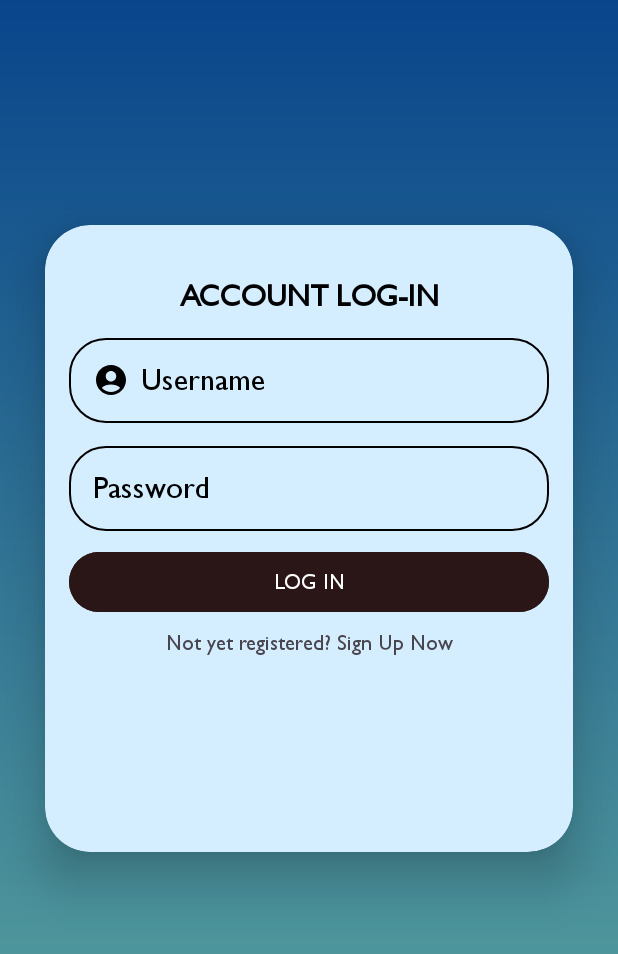
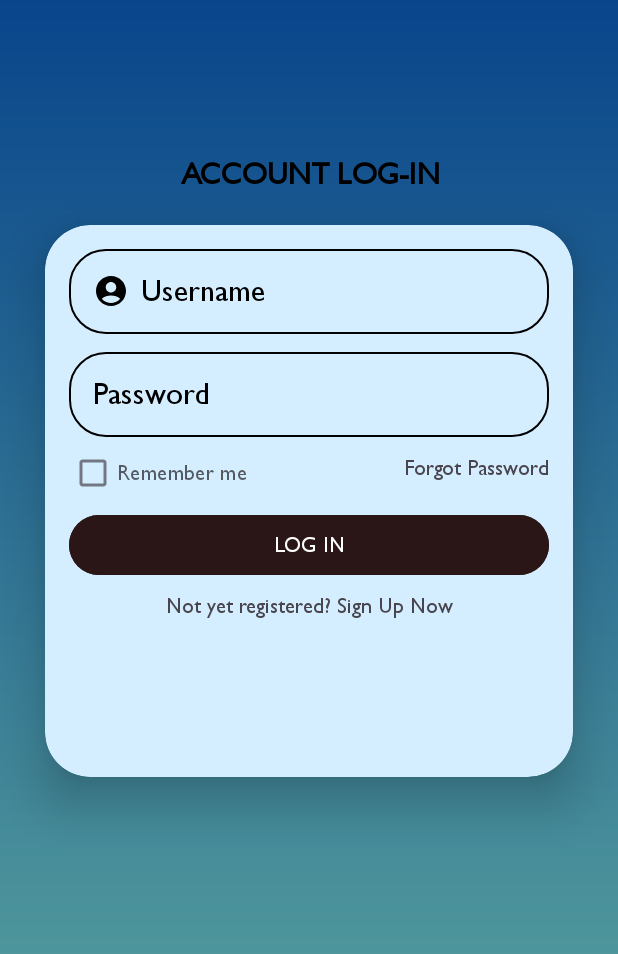
Before and after one commit to rhyzeline-macapagal/PONDMATEv1, an Android app: the login screen opened directly, with no data from a screen before it, on a phone screen of 412 x 824 dp, the part 84-1038 px from its top. Run offline under Robolectric (Android 15) with nearby library versions, the light colour scheme and no system bars.

Commit message:
login w/java (/)

```diff
--- a/app/src/main/AndroidManifest.xml
+++ b/app/src/main/AndroidManifest.xml
@@ -15,19 +15,22 @@
 
         <activity
             android:name=".login"
-            android:exported="false" />
+            android:exported="false">
+        </activity>
+
         <activity
             android:name=".signup"
-            android:exported="false" />
+            android:exported="true">
+        <intent-filter>
+            <action android:name="android.intent.action.MAIN" />
+
+            <category android:name="android.intent.category.LAUNCHER" />
+        </intent-filter>
+        </activity>
 
         <activity
             android:name=".MainActivity"
-            android:exported="true">
-            <intent-filter>
-                <action android:name="android.intent.action.MAIN" />
-
-                <category android:name="android.intent.category.LAUNCHER" />
-            </intent-filter>
+            android:exported="false">
         </activity>
     </application>
 
--- a/app/src/main/java/com/example/pondmatev1/login.java
+++ b/app/src/main/java/com/example/pondmatev1/login.java
@@ -1,9 +1,11 @@
 package com.example.pondmatev1;
 
+import android.content.Intent;
 import android.os.Bundle;
 import android.view.View;
 import android.widget.Button;
 import android.widget.EditText;
+import android.widget.TextView;
 
 import androidx.activity.EdgeToEdge;
 import androidx.appcompat.app.AppCompatActivity;
@@ -16,6 +18,7 @@ public class login extends AppCompatActivity {
     EditText username;
     EditText password;
     Button loginButton;
+    TextView signupdirect;
 
     @Override
     protected void onCreate(Bundle savedInstanceState) {
@@ -25,7 +28,24 @@ public class login extends AppCompatActivity {
 
         username = findViewById(R.id.username_input);
         password = findViewById(R.id.password_input);
+
         loginButton = findViewById(R.id.login_button);
+        loginButton.setOnClickListener(new View.OnClickListener() {
+            @Override
+            public void onClick(View v) {
+                Intent intent = new Intent(login.this, MainActivity.class);
+                startActivity(intent);
+            }
+        });
+
+        signupdirect = findViewById(R.id.signuptext);
+        signupdirect.setOnClickListener(new View.OnClickListener() {
+            @Override
+            public void onClick(View v) {
+                Intent intent = new Intent(login.this, signup.class);
+                startActivity(intent);
+            }
+        });
 
         ViewCompat.setOnApplyWindowInsetsListener(findViewById(R.id.main), (v, insets) -> {
             Insets systemBars = insets.getInsets(WindowInsetsCompat.Type.systemBars());
--- a/app/src/main/res/layout/activity_login.xml
+++ b/app/src/main/res/layout/activity_login.xml
@@ -39,6 +39,24 @@
 
     </RelativeLayout>
 
+    <TextView
+        android:id="@+id/textView3"
+        android:layout_width="217dp"
+        android:layout_height="wrap_content"
+        android:layout_below="@+id/topBar"
+        android:layout_alignParentStart="true"
+        android:layout_alignParentEnd="true"
+        android:layout_alignParentBottom="true"
+        android:layout_marginStart="97dp"
+        android:layout_marginTop="104dp"
+        android:layout_marginEnd="96dp"
+        android:layout_marginBottom="547dp"
+        android:text="ACCOUNT LOG-IN"
+        android:textAlignment="center"
+        android:textColor="#000000"
+        android:textSize="20sp"
+        android:textStyle="bold" />
+
     <androidx.cardview.widget.CardView
         android:layout_width="wrap_content"
         android:layout_height="277dp"
@@ -51,36 +69,22 @@
         android:layout_marginTop="150dp"
         android:layout_marginEnd="30dp"
         android:layout_marginRight="30dp"
-        android:layout_marginBottom="200dp"
+        android:layout_marginBottom="250dp"
         android:backgroundTint="#D5EEFF"
         app:cardCornerRadius="30dp"
         app:cardElevation="20dp">
 
-        <LinearLayout
+        <androidx.constraintlayout.widget.ConstraintLayout
             android:layout_width="match_parent"
             android:layout_height="wrap_content"
             android:gravity="center_horizontal"
             android:orientation="vertical"
             android:padding="16dp">
 
-            <TextView
-                android:id="@+id/textView3"
-                android:layout_width="217dp"
-                android:layout_height="wrap_content"
-                android:layout_marginStart="80dp"
-                android:layout_marginTop="19dp"
-                android:layout_marginEnd="80dp"
-                android:text="ACCOUNT LOG-IN"
-                android:textAlignment="center"
-                android:textColor="#000000"
-                android:textSize="20sp"
-                android:textStyle="bold" />
-
             <EditText
                 android:id="@+id/username_input"
                 android:layout_width="match_parent"
                 android:layout_height="wrap_content"
-                android:layout_marginTop="15dp"
                 android:background="@drawable/rounded_corner"
                 android:drawableLeft="@drawable/uname_icon"
                 android:drawablePadding="8dp"
@@ -89,28 +93,54 @@
                 android:padding="16dp"
                 android:textColor="#000000"
                 android:textColorHint="#000000"
-                android:textSize="20sp" />
+                android:textSize="20sp"
+                app:layout_constraintEnd_toEndOf="parent"
+                app:layout_constraintStart_toStartOf="parent"
+                app:layout_constraintTop_toTopOf="parent" />
 
             <EditText
                 android:id="@+id/password_input"
                 android:layout_width="match_parent"
                 android:layout_height="wrap_content"
-                android:layout_marginTop="15dp"
+                android:layout_marginTop="12dp"
                 android:background="@drawable/rounded_corner"
                 android:hint="Password"
                 android:inputType="textPassword"
                 android:padding="16dp"
                 android:textColor="#000000"
                 android:textColorHint="#000000"
-                android:textSize="20sp" />
+                android:textSize="20sp"
+                app:layout_constraintEnd_toEndOf="parent"
+                app:layout_constraintHorizontal_bias="0.0"
+                app:layout_constraintStart_toStartOf="parent"
+                app:layout_constraintTop_toBottomOf="@+id/username_input" />
+
+            <CheckBox
+                android:id="@+id/checkBox"
+                android:layout_width="wrap_content"
+                android:layout_height="wrap_content"
+                android:alpha="0.7"
+                android:text="Remember me"
+                app:layout_constraintStart_toStartOf="parent"
+                app:layout_constraintTop_toBottomOf="@+id/password_input" />
+
+            <TextView
+                android:layout_width="wrap_content"
+                android:layout_height="wrap_content"
+                android:layout_marginTop="12dp"
+                android:text="Forgot Password"
+                app:layout_constraintEnd_toEndOf="parent"
+                app:layout_constraintTop_toBottomOf="@+id/password_input" />
 
             <Button
-            android:id="@+id/login_button"
-            android:layout_width="match_parent"
-            android:layout_height="wrap_content"
-            android:layout_marginTop="10dp"
-            android:backgroundTint="#2A1616"
-            android:text="LOG IN" />
+                android:id="@+id/login_button"
+                android:layout_width="match_parent"
+                android:layout_height="wrap_content"
+                android:backgroundTint="#2A1616"
+                android:text="LOG IN"
+                app:layout_constraintEnd_toEndOf="parent"
+                app:layout_constraintStart_toStartOf="parent"
+                app:layout_constraintTop_toBottomOf="@+id/checkBox" />
 
             <TextView
                 android:id="@+id/signuptext"
@@ -118,9 +148,18 @@
                 android:layout_height="wrap_content"
                 android:padding="8dp"
                 android:text="Not yet registered? Sign Up Now"
+                android:textAlignment="center"
                 android:textSize="14sp"
-                android:textAlignment="center"/>
-        </LinearLayout>
+                app:layout_constraintEnd_toEndOf="parent"
+                app:layout_constraintStart_toStartOf="parent"
+                app:layout_constraintTop_toBottomOf="@+id/login_button" />
+
+
+        </androidx.constraintlayout.widget.ConstraintLayout>
+
+
+
+
 
     </androidx.cardview.widget.CardView>
 
--- a/app/src/main/res/layout/activity_signup.xml
+++ b/app/src/main/res/layout/activity_signup.xml
@@ -166,11 +166,11 @@
 
             <TextView
                 android:id="@+id/signuptext"
-                android:layout_width="match_parent"
+                android:layout_width="274dp"
                 android:layout_height="wrap_content"
                 android:text="Already have an account? Log in."
-                android:textSize="14sp"
-                android:textAlignment="center"/>
+                android:textAlignment="center"
+                android:textSize="14sp" />
 
         </LinearLayout>
 
```
